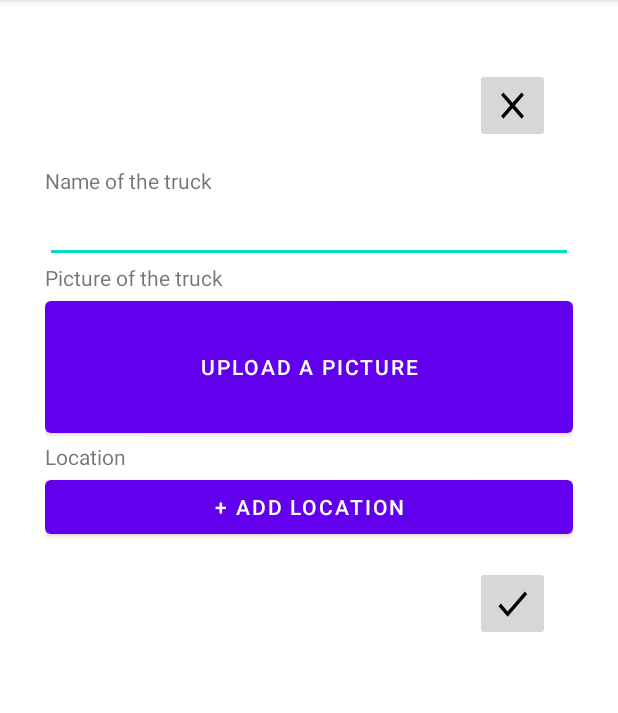
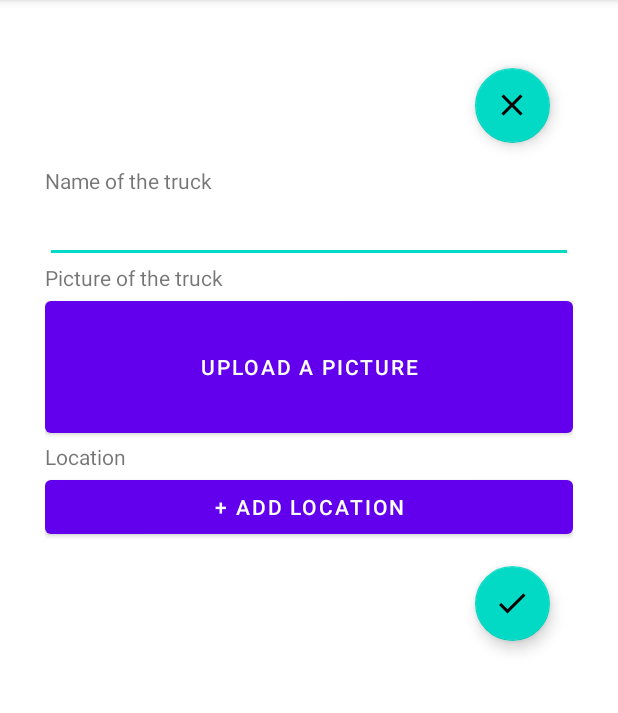
Before and after one commit to utkarshagarwal01/WheresMyTruck, an Android app: the screen it shows after launch (ReportTruckActivity), after a tap on "Report a new truck location", on a phone screen of 412 x 824 dp, the part 84-797 px from its top. Run offline under Robolectric (Android 15) with nearby library versions, the phone set to English and light mode, and no system bars.

Commit message:
going back and forth btw home & reporttruck

```diff
--- a/app/src/main/java/edu/illinois/cs465/wheresmytruck/MapsActivity.java
+++ b/app/src/main/java/edu/illinois/cs465/wheresmytruck/MapsActivity.java
@@ -24,7 +24,6 @@ import java.io.IOException;
 import java.io.InputStream;
 
 import edu.illinois.cs465.wheresmytruck.databinding.ActivityMapsBinding;
-import edu.illinois.cs465.wheresmytruck.databinding.ActivityReportTruckBinding;
 
 public class MapsActivity extends FragmentActivity implements OnMapReadyCallback {
 
@@ -45,15 +44,10 @@ public class MapsActivity extends FragmentActivity implements OnMapReadyCallback
         mapFragment.getMapAsync(this);
 
         fabReportTruck = (FloatingActionButton) findViewById(R.id.btn_report_truck);
-        fabReportTruck.setOnClickListener(new View.OnClickListener() {
-            @Override
-            public void onClick(View view) {
-                openActivityReportTruck();
-            }
-        });
+        fabReportTruck.setOnClickListener(this::openActivityReportTruck);
     }
 
-    public void openActivityReportTruck() {
+    public void openActivityReportTruck(View view) {
         Intent intent = new Intent(this, ReportTruckActivity.class);
         startActivity(intent);
     }
--- a/app/src/main/java/edu/illinois/cs465/wheresmytruck/ReportTruckActivity.java
+++ b/app/src/main/java/edu/illinois/cs465/wheresmytruck/ReportTruckActivity.java
@@ -3,16 +3,20 @@ package edu.illinois.cs465.wheresmytruck;
 import androidx.appcompat.app.AppCompatActivity;
 
 import android.os.Bundle;
+import android.util.Log;
 import android.view.View;
 import android.widget.Button;
 import android.widget.EditText;
 import android.widget.ImageButton;
 import android.widget.Toast;
 
+import com.google.android.material.floatingactionbutton.FloatingActionButton;
+
 public class ReportTruckActivity extends AppCompatActivity {
     EditText etTruckName;
     Button btnAddPic;
-    ImageButton btnSubmit;
+    FloatingActionButton btnClose;
+    FloatingActionButton btnSubmit;
 
     @Override
     protected void onCreate(Bundle savedInstanceState) {
@@ -21,14 +25,23 @@ public class ReportTruckActivity extends AppCompatActivity {
 
         etTruckName = (EditText) findViewById(R.id.et_add_truck_name);
         btnAddPic = (Button) findViewById(R.id.btn_add_truck_pic);
-        btnSubmit = (ImageButton) findViewById(R.id.btn_submit_report_truck);
+        btnClose = (FloatingActionButton) findViewById(R.id.btn_close_report_truck);
+        btnSubmit = (FloatingActionButton) findViewById(R.id.btn_submit_report_truck);
 
+        btnClose.setOnClickListener(this::onClose);
         btnSubmit.setOnClickListener(this::onSubmit);
     }
 
+    public void onClose(View v) {
+        Log.v(null, "onClose()");
+        finish();
+    }
+
     public void onSubmit(View v) {
+        Log.v(null, "onSubmit()");
         String truckName = etTruckName.getText().toString();
         Toast msg = Toast.makeText(getBaseContext(), truckName, Toast.LENGTH_LONG);
         msg.show();
+        finish();
     }
 }
--- a/app/src/main/res/layout/activity_report_truck.xml
+++ b/app/src/main/res/layout/activity_report_truck.xml
@@ -10,7 +10,7 @@
         android:layout_height="match_parent"
         android:layout_width="match_parent"
         style="@style/LayoutStandardSlideUp">
-        <ImageButton
+        <com.google.android.material.floatingactionbutton.FloatingActionButton
             android:id="@+id/btn_close_report_truck"
             style="@style/FABMain"
             android:src="@drawable/ic_baseline_close_24"
@@ -38,7 +38,7 @@
             android:id="@+id/btn_add_truck_loc"
             android:layout_height="wrap_content" android:layout_width="match_parent"
             android:text="+ Add Location"/>
-        <ImageButton
+        <com.google.android.material.floatingactionbutton.FloatingActionButton
             android:id="@+id/btn_submit_report_truck"
             style="@style/FABMain"
             android:src="@drawable/ic_baseline_done_24"
```
